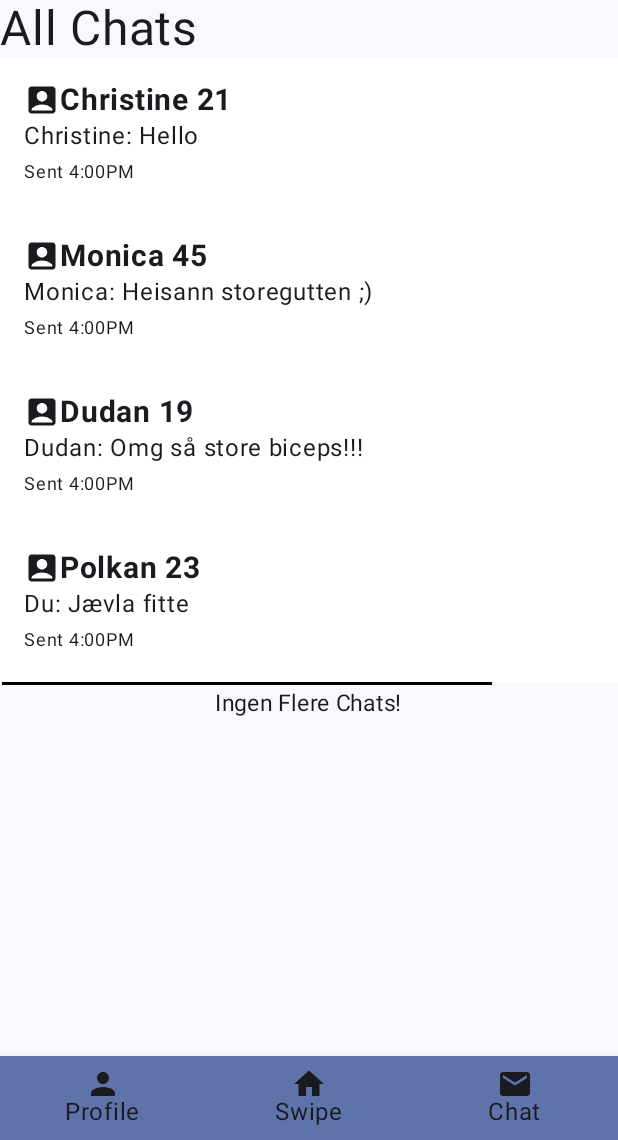
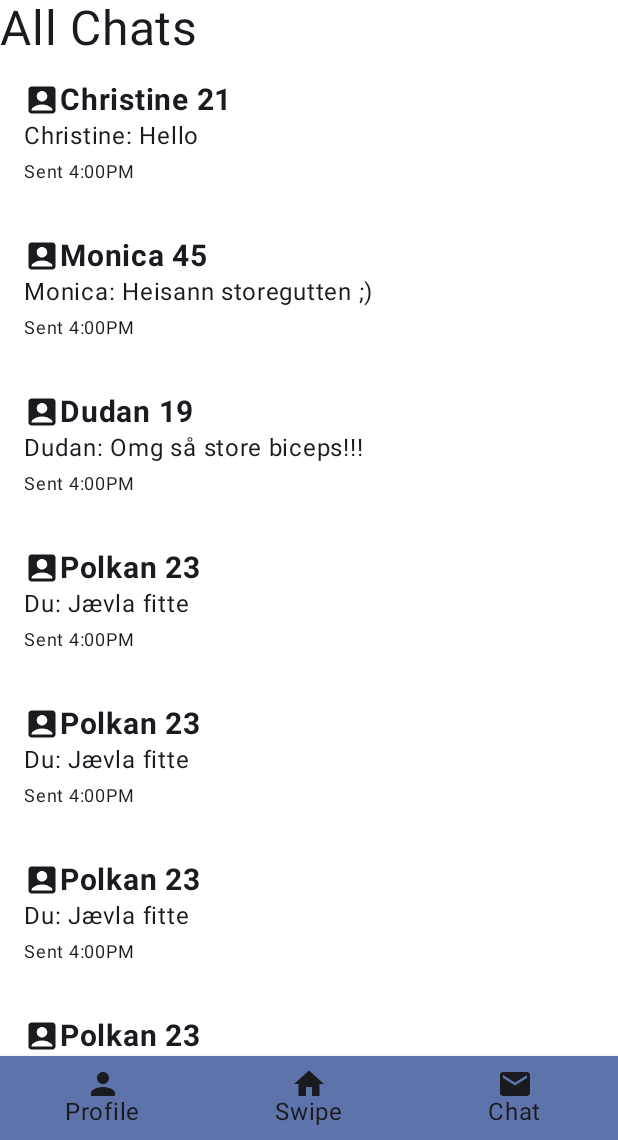
Before and after one commit to sanderbjo/Synder, an Android app built with Jetpack Compose: the chatScreen screen opened through its navigation route, on a phone screen of 412 x 824 dp, the part 96-1236 px from its top. Run offline under Robolectric (Android 15) with nearby library versions, the phone set to English and light mode, and no system bars.

Commit message:
removed Surface from ChatScreen.kt
Seperated LazyColumn and Surface, and deleted the Surface component

```diff
--- a/app/src/main/java/com/example/synder/ui/Chat.kt
+++ b/app/src/main/java/com/example/synder/ui/Chat.kt
@@ -6,10 +6,13 @@
 import androidx.compose.foundation.layout.fillMaxWidth
 import androidx.compose.foundation.layout.padding
 import androidx.compose.foundation.layout.wrapContentHeight
+import androidx.compose.foundation.layout.wrapContentWidth
 import androidx.compose.foundation.shape.RoundedCornerShape
+import androidx.compose.material3.Divider
 import androidx.compose.material3.Icon
 import androidx.compose.material3.Text
 import androidx.compose.runtime.Composable
+import androidx.compose.ui.Alignment
 import androidx.compose.ui.Modifier
 import androidx.compose.ui.draw.clip
 import androidx.compose.ui.graphics.Color
--- a/app/src/main/java/com/example/synder/ui/ChatScreen.kt
+++ b/app/src/main/java/com/example/synder/ui/ChatScreen.kt
@@ -28,16 +28,20 @@
         Chat("Monica 45", "Monica: Heisann storegutten ;)", "Sent 4:00PM", Icons.Default.AccountBox),
         Chat("Dudan 19", "Dudan: Omg så store biceps!!!", "Sent 4:00PM", Icons.Default.AccountBox),
         Chat("Polkan 23", "Du: Jævla fitte", "Sent 4:00PM", Icons.Default.AccountBox),
+        Chat("Polkan 23", "Du: Jævla fitte", "Sent 4:00PM", Icons.Default.AccountBox),
+        Chat("Polkan 23", "Du: Jævla fitte", "Sent 4:00PM", Icons.Default.AccountBox),
+        Chat("Polkan 23", "Du: Jævla fitte", "Sent 4:00PM", Icons.Default.AccountBox),
+        Chat("Polkan 23", "Du: Jævla fitte", "Sent 4:00PM", Icons.Default.AccountBox),
+        Chat("Polkan 23", "Du: Jævla fitte", "Sent 4:00PM", Icons.Default.AccountBox),
+        Chat("Polkan 23", "Du: Jævla fitte", "Sent 4:00PM", Icons.Default.AccountBox),
+        Chat("Polkan 23", "Du: Jævla fitte", "Sent 4:00PM", Icons.Default.AccountBox),
+        Chat("Polkan 23", "Du: Jævla fitte", "Sent 4:00PM", Icons.Default.AccountBox),
     )
-
-    Surface (
+    //Column
+    LazyColumn(
         modifier = Modifier
             .fillMaxSize()
-            .background(Color.Black)){
-
-        LazyColumn(
-
-        ) {
+            .background(Color.White)) {
         item { Text(text = "All Chats", fontSize = 32.sp) }
 
         items(userChats) { it ->
@@ -64,4 +68,3 @@
         }
     }
 }
-}
```
Lines whose indentation alone changed are shown as unchanged.
